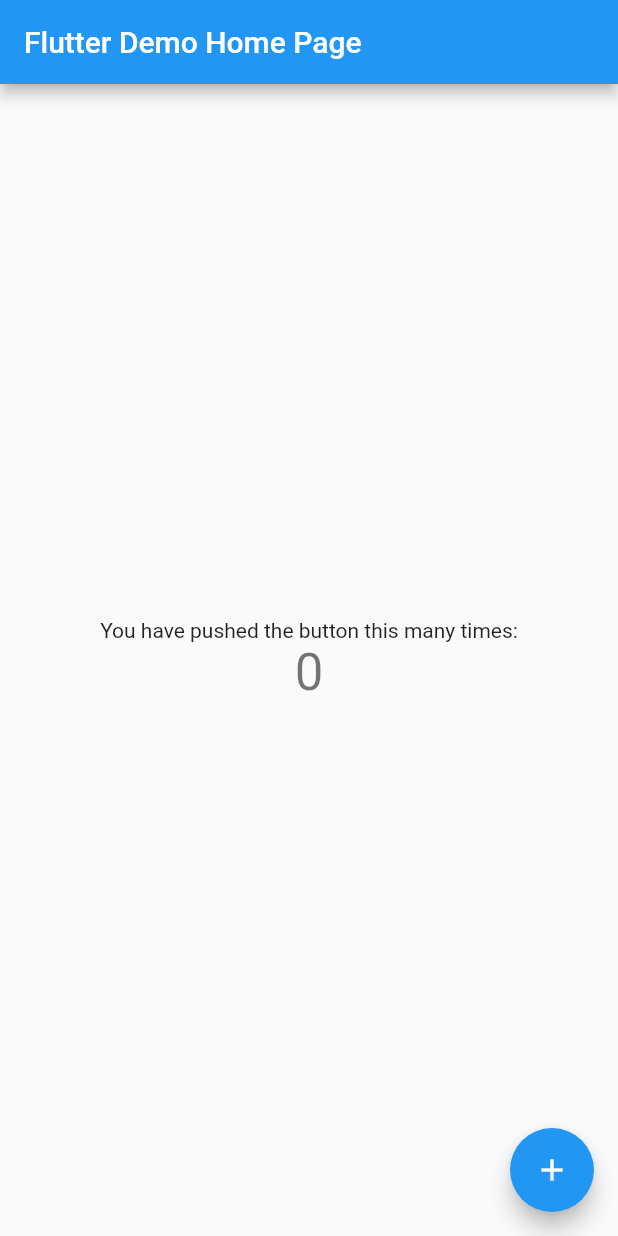
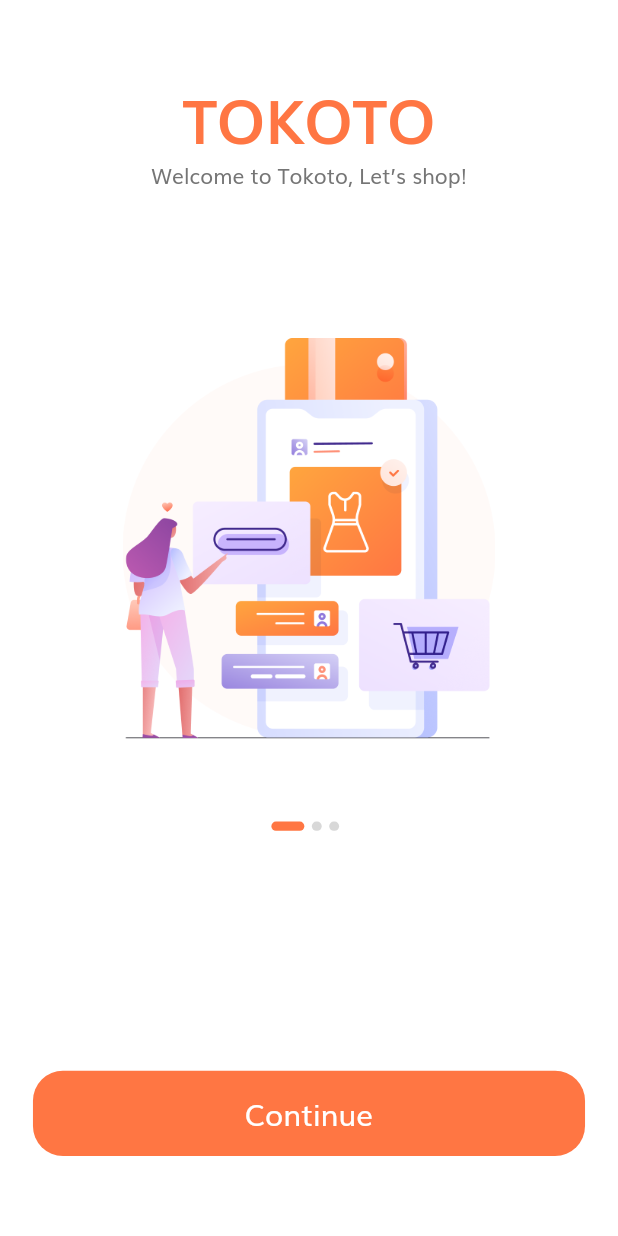
Before and after one commit to mobiledev34/Ecommerce-app, a Flutter app: the screen it shows after launch, on a phone screen of 412 x 824 dp. Run offline on Flutter 3.47's test engine with Material 2 defaults, Android fonts, the phone set to English and light mode, and no system bars.

Commit message:
Onboarding Screen

```diff
--- /dev/null
+++ b/online_store/lib/components/default_button.dart
@@ -0,0 +1,34 @@
+import 'package:flutter/material.dart';
+import 'package:online_store/constants.dart';
+import 'package:online_store/size_config.dart';
+
+class DefaultButton extends StatelessWidget {
+  const DefaultButton({
+    Key key,
+    this.text,
+    this.press,
+  }) : super(key: key);
+
+  final String text;
+  final Function press;
+
+  @override
+  Widget build(BuildContext context) {
+    return SizedBox(
+      width: double.infinity,
+      height: getProportionateScreenHeight(56),
+      child: FlatButton(
+        shape: RoundedRectangleBorder(borderRadius: BorderRadius.circular(20)),
+        color: kPrimaryColor,
+        onPressed: press,
+        child: Text(
+          text,
+          style: TextStyle(
+            fontSize: getProportionateScreenWidth(18),
+            color: Colors.white,
+          ),
+        ),
+      ),
+    );
+  }
+}
--- a/online_store/lib/constants.dart
+++ b/online_store/lib/constants.dart
@@ -1,5 +1,5 @@
 import 'package:flutter/material.dart';
-import 'package:online_store/size_config.dart';
+// import 'package:online_store/size_config.dart';
 
 const kPrimaryColor = Color(0xFFFF7643);
 const kPrimaryLightColor = Color(0xFFFFECDF);
@@ -13,38 +13,55 @@ const kTextColor = Color(0xFF757575);
 
 const kAnimationDuration = Duration(milliseconds: 200);
 
-final headingStyle = TextStyle(
-  fontSize: getProportionateScreenWidth(28),
-  fontWeight: FontWeight.bold,
-  color: Colors.black,
-  height: 1.5,
-);
 
-const defaultDuration = Duration(milliseconds: 250);
 
-// Form Error
-final RegExp emailValidatorRegExp =
-    RegExp(r"^[a-zA-Z0-9.]+@[a-zA-Z0-9]+\.[a-zA-Z]+");
-const String kEmailNullError = "Please Enter your email";
-const String kInvalidEmailError = "Please Enter Valid Email";
-const String kPassNullError = "Please Enter your password";
-const String kShortPassError = "Password is too short";
-const String kMatchPassError = "Passwords don't match";
-const String kNamelNullError = "Please Enter your name";
-const String kPhoneNumberNullError = "Please Enter your phone number";
-const String kAddressNullError = "Please Enter your address";
 
-final otpInputDecoration = InputDecoration(
-  contentPadding:
-      EdgeInsets.symmetric(vertical: getProportionateScreenWidth(15)),
-  border: outlineInputBorder(),
-  focusedBorder: outlineInputBorder(),
-  enabledBorder: outlineInputBorder(),
-);
 
-OutlineInputBorder outlineInputBorder() {
-  return OutlineInputBorder(
-    borderRadius: BorderRadius.circular(getProportionateScreenWidth(15)),
-    borderSide: BorderSide(color: kTextColor),
-  );
-}
+
+
+
+
+
+
+
+
+
+
+
+
+
+// final headingStyle = TextStyle(
+//   fontSize: getProportionateScreenWidth(28),
+//   fontWeight: FontWeight.bold,
+//   color: Colors.black,
+//   height: 1.5,
+// );
+
+// const defaultDuration = Duration(milliseconds: 250);
+
+// // Form Error
+// final RegExp emailValidatorRegExp =
+//     RegExp(r"^[a-zA-Z0-9.]+@[a-zA-Z0-9]+\.[a-zA-Z]+");
+// const String kEmailNullError = "Please Enter your email";
+// const String kInvalidEmailError = "Please Enter Valid Email";
+// const String kPassNullError = "Please Enter your password";
+// const String kShortPassError = "Password is too short";
+// const String kMatchPassError = "Passwords don't match";
+// const String kNamelNullError = "Please Enter your name";
+// const String kPhoneNumberNullError = "Please Enter your phone number";
+// const String kAddressNullError = "Please Enter your address";
+
+// final otpInputDecoration = InputDecoration(
+//   contentPadding:
+//       EdgeInsets.symmetric(vertical: getProportionateScreenWidth(15)),
+//   border: outlineInputBorder(),
+//   focusedBorder: outlineInputBorder(),
+//   enabledBorder: outlineInputBorder(),
+// );
+
+// OutlineInputBorder outlineInputBorder() {
+//   return OutlineInputBorder(
+//     borderRadius: BorderRadius.circular(getProportionateScreenWidth(15)),
+//     borderSide: BorderSide(color: kTextColor),
+//   );
+// }
--- a/online_store/lib/main.dart
+++ b/online_store/lib/main.dart
@@ -1,4 +1,7 @@
 import 'package:flutter/material.dart';
+import 'package:online_store/constants.dart';
+import 'package:online_store/routes.dart';
+import 'package:online_store/screens/splash/splash_screen.dart';
 
 void main() {
   runApp(MyApp());
@@ -9,109 +12,21 @@ class MyApp extends StatelessWidget {
   @override
   Widget build(BuildContext context) {
     return MaterialApp(
-      title: 'Flutter Demo',
+      debugShowCheckedModeBanner: false,
+      title: 'Ecommerce App',
       theme: ThemeData(
-        // This is the theme of your application.
-        //
-        // Try running your application with "flutter run". You'll see the
-        // application has a blue toolbar. Then, without quitting the app, try
-        // changing the primarySwatch below to Colors.green and then invoke
-        // "hot reload" (press "r" in the console where you ran "flutter run",
-        // or simply save your changes to "hot reload" in a Flutter IDE).
-        // Notice that the counter didn't reset back to zero; the application
-        // is not restarted.
-        primarySwatch: Colors.blue,
-        // This makes the visual density adapt to the platform that you run
-        // the app on. For desktop platforms, the controls will be smaller and
-        // closer together (more dense) than on mobile platforms.
+        scaffoldBackgroundColor: Colors.white,
+        fontFamily: "Muli",
+        textTheme: TextTheme(
+          bodyText1: TextStyle(color: kTextColor),
+          bodyText2: TextStyle(color: kTextColor),
+        ),
         visualDensity: VisualDensity.adaptivePlatformDensity,
       ),
-      home: MyHomePage(title: 'Flutter Demo Home Page'),
+      // home: SplashScreen(),
+      // We use routeName so that we don't neet to remember the name
+      initialRoute: SplashScreen.routeName,
+      routes: routes,
     );
   }
 }
-
-class MyHomePage extends StatefulWidget {
-  MyHomePage({Key key, this.title}) : super(key: key);
-
-  // This widget is the home page of your application. It is stateful, meaning
-  // that it has a State object (defined below) that contains fields that affect
-  // how it looks.
-
-  // This class is the configuration for the state. It holds the values (in this
-  // case the title) provided by the parent (in this case the App widget) and
-  // used by the build method of the State. Fields in a Widget subclass are
-  // always marked "final".
-
-  final String title;
-
-  @override
-  _MyHomePageState createState() => _MyHomePageState();
-}
-
-class _MyHomePageState extends State<MyHomePage> {
-  int _counter = 0;
-
-  void _incrementCounter() {
-    setState(() {
-      // This call to setState tells the Flutter framework that something has
-      // changed in this State, which causes it to rerun the build method below
-      // so that the display can reflect the updated values. If we changed
-      // _counter without calling setState(), then the build method would not be
-      // called again, and so nothing would appear to happen.
-      _counter++;
-    });
-  }
-
-  @override
-  Widget build(BuildContext context) {
-    // This method is rerun every time setState is called, for instance as done
-    // by the _incrementCounter method above.
-    //
-    // The Flutter framework has been optimized to make rerunning build methods
-    // fast, so that you can just rebuild anything that needs updating rather
-    // than having to individually change instances of widgets.
-    return Scaffold(
-      appBar: AppBar(
-        // Here we take the value from the MyHomePage object that was created by
-        // the App.build method, and use it to set our appbar title.
-        title: Text(widget.title),
-      ),
-      body: Center(
-        // Center is a layout widget. It takes a single child and positions it
-        // in the middle of the parent.
-        child: Column(
-          // Column is also a layout widget. It takes a list of children and
-          // arranges them vertically. By default, it sizes itself to fit its
-          // children horizontally, and tries to be as tall as its parent.
-          //
-          // Invoke "debug painting" (press "p" in the console, choose the
-          // "Toggle Debug Paint" action from the Flutter Inspector in Android
-          // Studio, or the "Toggle Debug Paint" command in Visual Studio Code)
-          // to see the wireframe for each widget.
-          //
-          // Column has various properties to control how it sizes itself and
-          // how it positions its children. Here we use mainAxisAlignment to
-          // center the children vertically; the main axis here is the vertical
-          // axis because Columns are vertical (the cross axis would be
-          // horizontal).
-          mainAxisAlignment: MainAxisAlignment.center,
-          children: <Widget>[
-            Text(
-              'You have pushed the button this many times:',
-            ),
-            Text(
-              '$_counter',
-              style: Theme.of(context).textTheme.headline4,
-            ),
-          ],
-        ),
-      ),
-      floatingActionButton: FloatingActionButton(
-        onPressed: _incrementCounter,
-        tooltip: 'Increment',
-        child: Icon(Icons.add),
-      ), // This trailing comma makes auto-formatting nicer for build methods.
-    );
-  }
-}
--- /dev/null
+++ b/online_store/lib/routes.dart
@@ -0,0 +1,8 @@
+import 'package:flutter/widgets.dart';
+import 'package:online_store/screens/splash/splash_screen.dart';
+
+// We use name route
+// All our routes will be available here
+final Map<String, WidgetBuilder> routes = {
+  SplashScreen.routeName: (context) => SplashScreen()
+};
--- /dev/null
+++ b/online_store/lib/screens/splash/components/body.dart
@@ -0,0 +1,96 @@
+import 'package:flutter/material.dart';
+import 'package:online_store/components/default_button.dart';
+import 'package:online_store/constants.dart';
+import 'package:online_store/screens/splash/components/splash_content.dart';
+import 'package:online_store/size_config.dart';
+
+class Body extends StatefulWidget {
+  @override
+  _BodyState createState() => _BodyState();
+}
+
+class _BodyState extends State<Body> {
+  int currentPage = 0;
+  List<Map<String, String>> splashData = [
+    {
+      "text": "Welcome to Tokoto, Let’s shop!",
+      "image": "assets/images/splash_1.png"
+    },
+    {
+      "text": "We help people conect with store \naround Kenya.",
+      "image": "assets/images/splash_2.png"
+    },
+    {
+      "text": "We show the easy way to shop. \nJust stay at home with us",
+      "image": "assets/images/splash_3.png"
+    },
+  ];
+  @override
+  Widget build(BuildContext context) {
+    return SafeArea(
+      child: SizedBox(
+        width: double.infinity,
+        // PageView - Creates a scrollable list that works page by page using widgets that are created on demand.
+        child: Column(
+          children: [
+            Expanded(
+              flex: 3,
+              child: PageView.builder(
+                onPageChanged: (value) {
+                  setState(() {
+                    currentPage = value;
+                  });
+                },
+                itemCount: splashData.length,
+                itemBuilder: (context, index) => SplashContent(
+                    // Extracted widget
+                    image: splashData[index]["image"],
+                    text: splashData[index]["text"]),
+              ),
+            ),
+            Expanded(
+              flex: 2,
+              child: Padding(
+                padding: EdgeInsets.symmetric(
+                    horizontal: getProportionateScreenWidth(20)),
+                child: Column(
+                  children: [
+                    Spacer(),
+                    Row(
+                      mainAxisAlignment: MainAxisAlignment.center,
+                      children: List.generate(
+                          splashData.length,
+                          (index) =>
+                              buildDot(index: index)), // Extracted method
+                    ),
+                    Spacer(flex: 3),
+                    DefaultButton(
+                      text: 'Continue',
+                      press: (){},
+                    ), // Extracted a widget
+                    Spacer(),
+                  ],
+                ),
+              ),
+            )
+          ],
+        ),
+      ),
+    );
+  }
+
+  AnimatedContainer buildDot({int index}) {
+    return AnimatedContainer(
+      duration: kAnimationDuration,
+      margin: EdgeInsets.only(right: 5),
+      height: getProportionateScreenHeight(6),
+      width: currentPage == index
+          ? getProportionateScreenWidth(20)
+          : getProportionateScreenWidth(6),
+      decoration: BoxDecoration(
+        color: currentPage == index ? kPrimaryColor : Color(0xFFD8D8D8),
+        borderRadius: BorderRadius.circular(3),
+      ),
+    );
+  }
+}
--- /dev/null
+++ b/online_store/lib/screens/splash/components/splash_content.dart
@@ -0,0 +1,40 @@
+import 'package:flutter/material.dart';
+import 'package:online_store/constants.dart';
+import 'package:online_store/size_config.dart';
+
+class SplashContent extends StatelessWidget {
+  const SplashContent({
+    Key key,
+    this.text,
+    this.image,
+  }) : super(key: key);
+
+  final String text, image;
+
+  @override
+  Widget build(BuildContext context) {
+    return Column(
+      children: <Widget>[
+        Spacer(),
+        Text(
+          "TOKOTO",
+          style: TextStyle(
+            fontSize: getProportionateScreenWidth(36),
+            color: kPrimaryColor,
+            fontWeight: FontWeight.bold,
+          ),
+        ),
+        Text(
+          text,
+          textAlign: TextAlign.center,
+        ),
+        Spacer(flex: 2),
+        Image.asset(
+          image,
+          height: getProportionateScreenHeight(265),
+          width: getProportionateScreenWidth(235),
+        ),
+      ],
+    );
+  }
+}
--- /dev/null
+++ b/online_store/lib/screens/splash/splash_screen.dart
@@ -0,0 +1,15 @@
+import 'package:flutter/material.dart';
+import 'package:online_store/screens/splash/components/body.dart';
+import 'package:online_store/size_config.dart';
+
+class SplashScreen extends StatelessWidget {
+  static String routeName = "/splash";
+  @override
+  Widget build(BuildContext context) {
+    // You have to call it(init func found in SizeConfig class) on your starting screen
+    SizeConfig().init(context);
+    return Scaffold(
+      body: Body(),
+    );
+  }
+}
```
